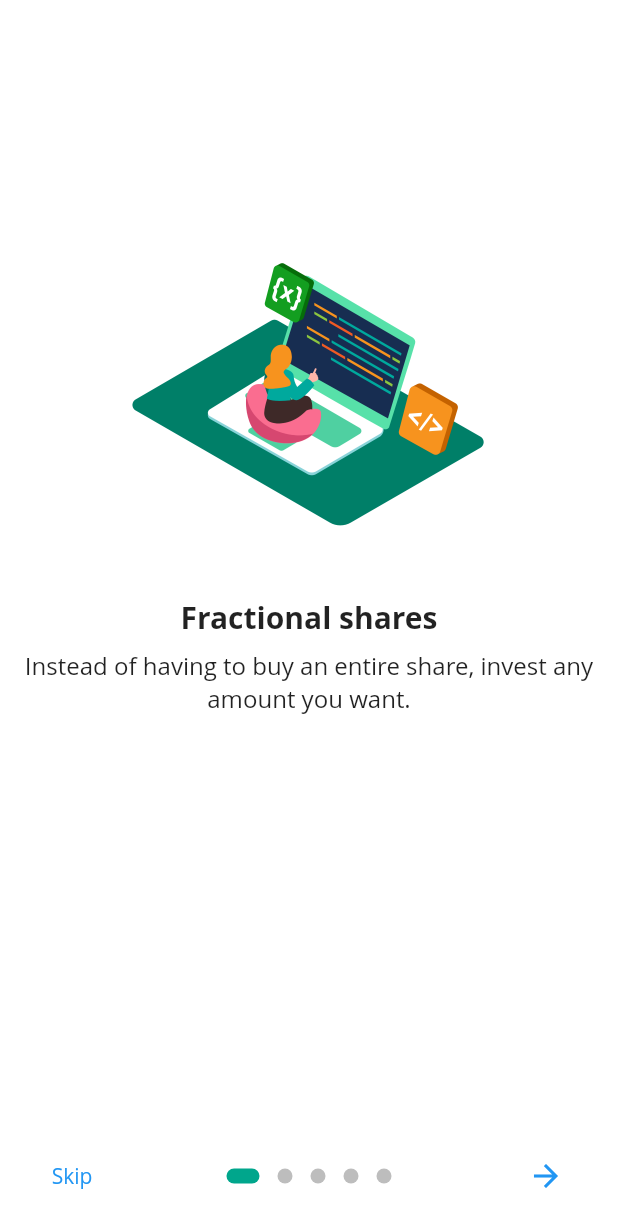
After one commit to juderzzo/Go-Mobile, a Flutter app: the OnboardingView screen opened by its route, on a phone screen of 412 x 824 dp. The commit adds this screen. Shown: the top 1228 px of the screen. Run offline on Flutter 3.47's test engine with Material 2 defaults, Android fonts, the phone set to English and light mode, and no system bars; drawn by our look-alikes of introduction_screen; our stand-ins replace adaptive_dialog, auto_route, cached_network_image, cloud_firestore, firebase_auth, firebase_core and 6 more; accounts and stored records are empty; Roboto replaces fonts that are missing (Open Sans).

Commit message:
added onboarding view & model

```diff
--- a/lib/app/router.dart
+++ b/lib/app/router.dart
@@ -2,6 +2,7 @@ import 'package:auto_route/auto_route_annotations.dart';
 import 'package:go/ui/views/auth/sign_in/sign_in_view.dart';
 import 'package:go/ui/views/auth/sign_up/sign_up_view.dart';
 import 'package:go/ui/views/home/home_nav_view.dart';
+import 'package:go/ui/views/onboarding/onboarding_view.dart';
 import 'package:go/ui/views/root/root_view.dart';
 import 'package:go/ui/views/settings/settings_view.dart';
 
@@ -12,6 +13,7 @@ import 'package:go/ui/views/settings/settings_view.dart';
     MaterialRoute(page: RootView, initial: true, name: "RootViewRoute"),
     MaterialRoute(page: SignUpView, name: "SignUpViewRoute"),
     MaterialRoute(page: SignInView, name: "SignInViewRoute"),
+    MaterialRoute(page: OnboardingView, name: "OnboardingViewRoute"),
     MaterialRoute(page: HomeNavView, name: "HomeNavViewRoute"),
     MaterialRoute(page: SettingsView, name: "SettingsViewRoute"),
   ],
--- a/lib/services/firestore/user_data_service.dart
+++ b/lib/services/firestore/user_data_service.dart
@@ -3,6 +3,17 @@ import 'package:go/models/go_user_model.dart';
 
 class UserDataService {
   CollectionReference userRef = FirebaseFirestore.instance.collection('users');
+
+  Future checkIfUserExists(String id) async {
+    bool userExists = false;
+    DocumentSnapshot snapshot = await userRef.doc(id).get().catchError((e) {
+      return e.message;
+    });
+    if (snapshot.exists) {
+      userExists = true;
+    }
+    return userExists;
+  }
 
   Future createGoUser(GoUser user) async {
     await userRef.doc(user.id).set(user.toMap()).catchError((e) {
--- a/lib/services/third_party_service_module.dart
+++ b/lib/services/services_module.dart
@@ -2,14 +2,18 @@ import 'package:go/services/auth/auth_service.dart';
 import 'package:injectable/injectable.dart';
 import 'package:stacked_services/stacked_services.dart';
 
+import 'firestore/user_data_service.dart';
+
 ///RUN "flutter pub run build_runner build" in Project Terminal to Generate Service Modules
 
 @module
-abstract class ThirdPartyServiceModule {
+abstract class ServicesModule {
   @lazySingleton
   NavigationService get navigationService;
   @lazySingleton
   DialogService get dialogService;
   @lazySingleton
   AuthService get authService;
+  @lazySingleton
+  UserDataService get userDataService;
 }
--- /dev/null
+++ b/lib/ui/views/onboarding/onboarding_view.dart
@@ -0,0 +1,120 @@
+import 'package:flutter/material.dart';
+import 'package:go/constants/custom_colors.dart';
+import 'package:go/ui/views/onboarding/onboarding_view_model.dart';
+import 'package:introduction_screen/introduction_screen.dart';
+import 'package:stacked/stacked.dart';
+
+class OnboardingView extends StatelessWidget {
+  final introKey = GlobalKey<IntroductionScreenState>();
+
+  Widget _pageImg(String assetName) {
+    return Align(
+      alignment: Alignment.bottomCenter,
+      child: Padding(
+        padding: EdgeInsets.symmetric(horizontal: 16.0),
+        child: Image.asset(
+          'assets/images/$assetName.png',
+          height: 200,
+          fit: BoxFit.contain,
+          filterQuality: FilterQuality.medium,
+        ),
+      ),
+    );
+  }
+
+  @override
+  Widget build(BuildContext context) {
+    const bodyStyle = TextStyle(fontSize: 16.0);
+
+    PageDecoration pageDecoration = PageDecoration(
+      contentPadding: EdgeInsets.all(0),
+      titleTextStyle: TextStyle(fontSize: 20.0, fontWeight: FontWeight.w700),
+      bodyTextStyle: TextStyle(fontSize: 16.0),
+      titlePadding: EdgeInsets.only(top: 16.0, bottom: 8.0, left: 16, right: 16),
+      imageFlex: 3,
+      bodyFlex: 3,
+      descriptionPadding: EdgeInsets.fromLTRB(16.0, 0.0, 16.0, 16.0),
+      pageColor: Colors.white,
+    );
+
+    final List<PageViewModel> pages = [
+      PageViewModel(
+        title: "Fractional shares",
+        body: "Instead of having to buy an entire share, invest any amount you want.",
+        image: _pageImg('coding'),
+        decoration: pageDecoration,
+      ),
+      PageViewModel(
+        title: "Learn as you go",
+        body: "Download the Stockpile app and master the market with our mini-lesson.",
+        image: _pageImg('coding'),
+        decoration: pageDecoration,
+      ),
+      PageViewModel(
+        title: "Kids and teens",
+        body: "Kids and teens can track their stocks 24/7 and place trades that you approve.",
+        image: _pageImg('coding'),
+        decoration: pageDecoration,
+      ),
+      PageViewModel(
+        title: "Another title page",
+        body: "Another beautiful body text for this example onboarding",
+        image: _pageImg('coding'),
+        footer: RaisedButton(
+          onPressed: () {
+            introKey.currentState?.animateScroll(0);
+          },
+          child: const Text(
+            'FooButton',
+            style: TextStyle(color: Colors.white),
+          ),
+          color: Colors.lightBlue,
+          shape: RoundedRectangleBorder(
+            borderRadius: BorderRadius.circular(8.0),
+          ),
+        ),
+        decoration: pageDecoration,
+      ),
+      PageViewModel(
+        title: "Title of last page",
+        bodyWidget: Row(
+          mainAxisAlignment: MainAxisAlignment.center,
+          children: const [
+            Text("Click on ", style: bodyStyle),
+            Icon(Icons.edit),
+            Text(" to edit a post", style: bodyStyle),
+          ],
+        ),
+        image: _pageImg('coding'),
+        decoration: pageDecoration,
+      ),
+    ];
+
+    return ViewModelBuilder<OnboardingViewModel>.reactive(
+      viewModelBuilder: () => OnboardingViewModel(),
+      builder: (context, model, child) => Scaffold(
+        body: IntroductionScreen(
+          key: introKey,
+          pages: pages,
+          onDone: () => print('done'),
+          //onSkip: () => _onIntroEnd(context), // You can override onSkip callback
+          showSkipButton: true,
+          skipFlex: 0,
+          nextFlex: 0,
+          skip: const Text('Skip'),
+          next: const Icon(Icons.arrow_forward),
+          done: const Text('Done', style: TextStyle(fontWeight: FontWeight.w600)),
+          dotsDecorator: const DotsDecorator(
+            size: Size(10.0, 10.0),
+            color: Color(0xFFBDBDBD),
+            activeColor: CustomColors.goGreen,
+            activeSize: Size(22.0, 10.0),
+            activeShape: RoundedRectangleBorder(
+              borderRadius: BorderRadius.all(Radius.circular(25.0)),
+            ),
+          ),
+        ),
+      ),
+    );
+  }
+}
--- /dev/null
+++ b/lib/ui/views/onboarding/onboarding_view_model.dart
@@ -0,0 +1,19 @@
+import 'package:go/app/locator.dart';
+import 'package:go/services/auth/auth_service.dart';
+import 'package:stacked/stacked.dart';
+import 'package:stacked_services/stacked_services.dart';
+
+class OnboardingViewModel extends BaseViewModel {
+  AuthService _authService = locator<AuthService>();
+  DialogService _dialogService = locator<DialogService>();
+  NavigationService _navigationService = locator<NavigationService>();
+
+  ///NAVIGATION
+// replaceWithPage() {
+//   _navigationService.replaceWith(PageRouteName);
+// }
+//
+// navigateToPage() {
+//   _navigationService.navigateTo(PageRouteName);
+// }
+}
--- a/lib/ui/views/root/root_view_model.dart
+++ b/lib/ui/views/root/root_view_model.dart
@@ -1,17 +1,28 @@
 import 'package:go/app/locator.dart';
 import 'package:go/app/router.gr.dart';
 import 'package:go/services/auth/auth_service.dart';
+import 'package:go/services/firestore/user_data_service.dart';
 import 'package:stacked/stacked.dart';
 import 'package:stacked_services/stacked_services.dart';
 
 class RootViewModel extends BaseViewModel {
   AuthService _authService = locator<AuthService>();
+  UserDataService _userDataService = locator<UserDataService>();
   NavigationService _navigationService = locator<NavigationService>();
 
+  ///CHECKS IF USER IS LOGGED IN
   Future checkAuthState() async {
     bool isLoggedIn = await _authService.isLoggedIn();
     if (isLoggedIn) {
-      _navigationService.replaceWith(Routes.HomeNavViewRoute);
+      ///CHECK IF USER HAS CREATED PROFILE
+      String uid = await _authService.getCurrentUserID();
+      print(uid);
+      bool goUserExists = await _userDataService.checkIfUserExists(uid);
+      if (goUserExists) {
+        _navigationService.replaceWith(Routes.HomeNavViewRoute);
+      } else {
+        _navigationService.replaceWith(Routes.OnboardingViewRoute);
+      }
     } else {
       _navigationService.replaceWith(Routes.SignInViewRoute);
     }
--- a/pubspec.yaml
+++ b/pubspec.yaml
@@ -63,6 +63,7 @@ dependencies:
   #OTHER
   algolia: ^0.1.7
   flutter_typeahead: ^1.8.8
+  introduction_screen: ^1.0.7
 
 
 
```
Also changed, not shown: assets/images/coding.png (added), lib/app/locator.config.dart, lib/app/router.gr.dart, pubspec.lock.
